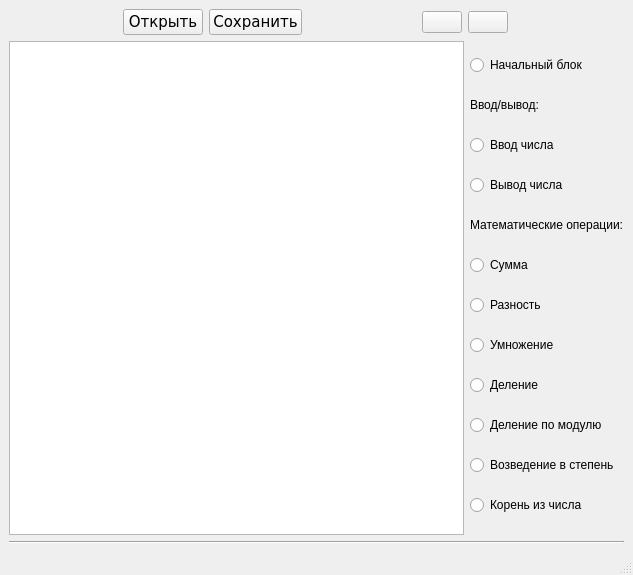
First picture: the form in mainwindow.ui, repository kera0106/visual_development_environment, before the edit.
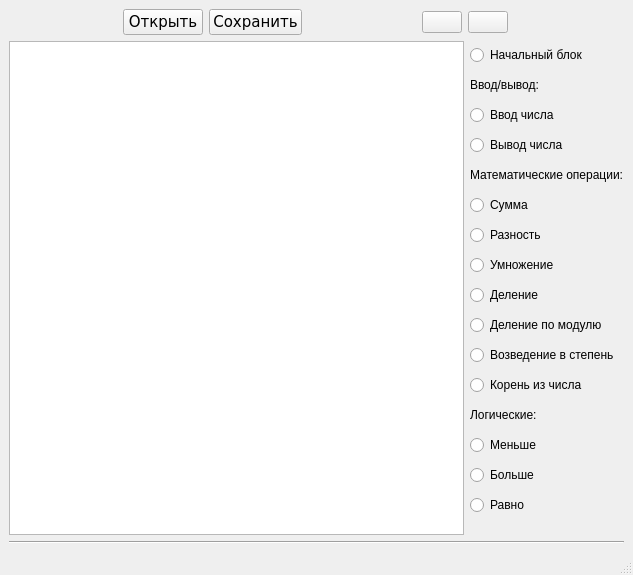
Second picture: the form after the edit. Icons and pictures are not drawn.

Commit message: graphic present of logical blocks & true-false subblocks

```diff
--- a/mainwindow.ui
+++ b/mainwindow.ui
@@ -141,7 +141,7 @@
        <widget class="QGraphicsView" name="canvas"/>
       </item>
       <item>
-       <layout class="QVBoxLayout" name="blockListView" stretch="1,0,1,0,0,1,0,0,0,0,0,0">
+       <layout class="QVBoxLayout" name="blockListView" stretch="1,0,1,0,0,1,0,0,0,0,0,0,0,0,0,0">
         <item>
          <widget class="QRadioButton" name="start">
           <property name="text">
@@ -238,6 +238,40 @@
           </property>
          </widget>
         </item>
+        <item>
+         <widget class="QLabel" name="label_3">
+          <property name="maximumSize">
+           <size>
+            <width>16777215</width>
+            <height>20</height>
+           </size>
+          </property>
+          <property name="text">
+           <string>Логические:</string>
+          </property>
+         </widget>
+        </item>
+        <item>
+         <widget class="QRadioButton" name="less">
+          <property name="text">
+           <string>Меньше</string>
+          </property>
+         </widget>
+        </item>
+        <item>
+         <widget class="QRadioButton" name="bigger">
+          <property name="text">
+           <string>Больше</string>
+          </property>
+         </widget>
+        </item>
+        <item>
+         <widget class="QRadioButton" name="equal">
+          <property name="text">
+           <string>Равно</string>
+          </property>
+         </widget>
+        </item>
        </layout>
       </item>
      </layout>
```
The commit also changes 7 other files.
